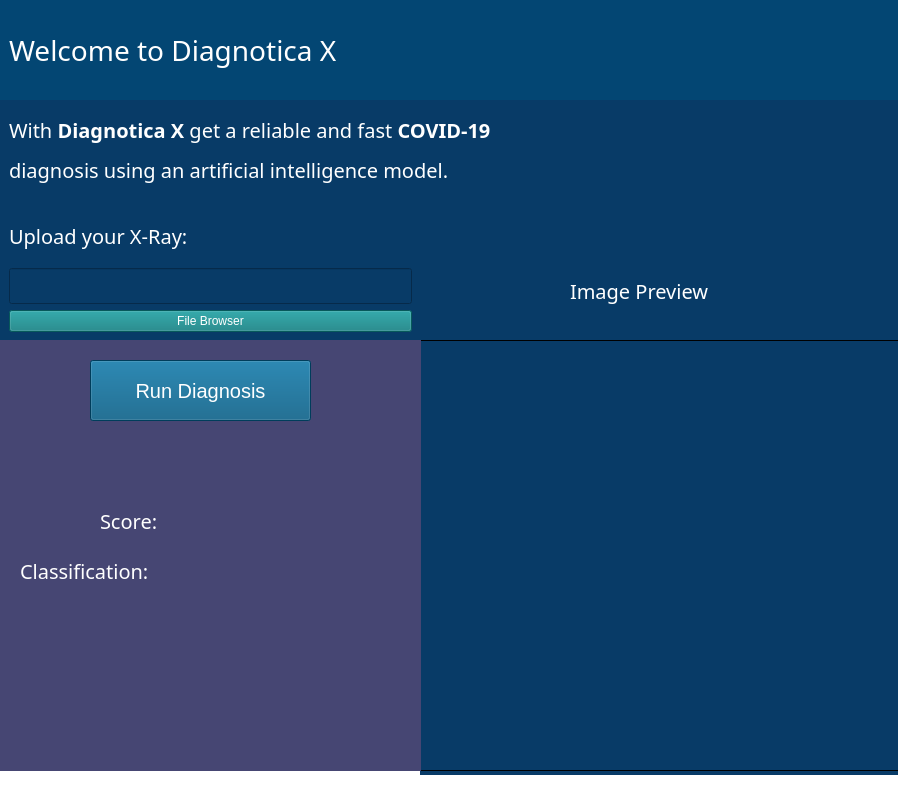
This is gui_app.ui in Ramseths/diagnoticaX-sigmahacks as Qt 5 draws it before an edit. The edited form follows.
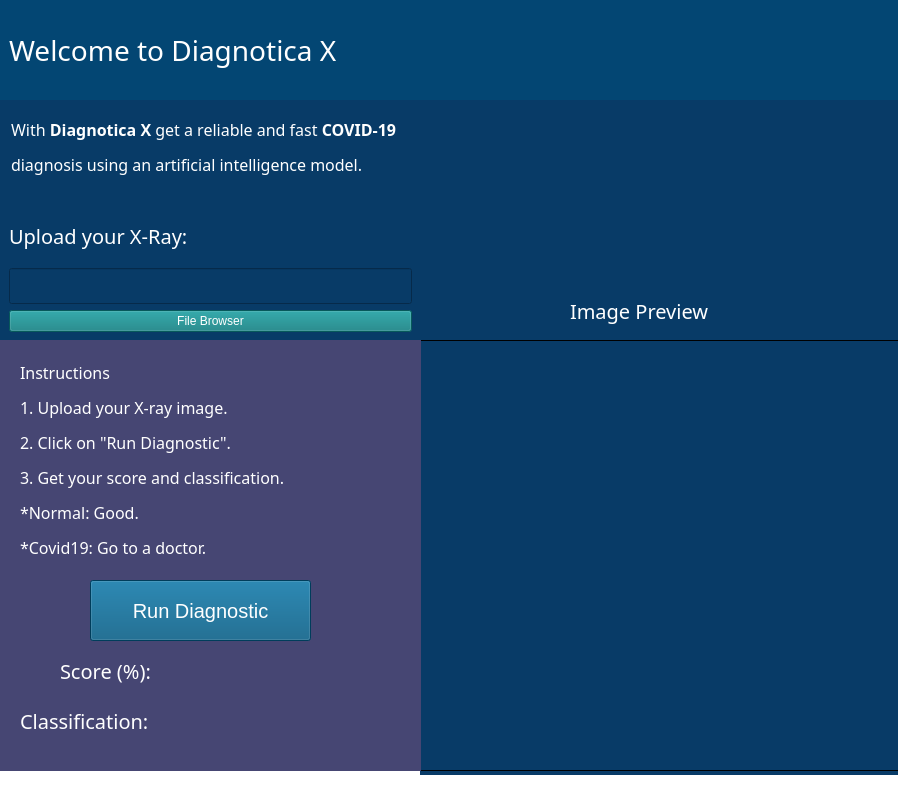
This is the edited form.

```diff
--- a/gui_app.ui
+++ b/gui_app.ui
@@ -76,13 +76,19 @@
      <string notr="true">background-color: rgb(3, 70, 115);
 background-color: rgb(8, 59, 103);</string>
     </property>
-    <layout class="QVBoxLayout" name="verticalLayout_3">
-     <item>
       <widget class="QLabel" name="label_2">
+     <property name="geometry">
+      <rect>
+       <x>11</x>
+       <y>11</y>
+       <width>481</width>
+       <height>72</height>
+      </rect>
+     </property>
        <property name="font">
         <font>
          <family>Bahnschrift Light</family>
-         <pointsize>15</pointsize>
+       <pointsize>12</pointsize>
         </font>
        </property>
        <property name="styleSheet">
@@ -101,8 +107,6 @@
         <enum>Qt::RichText</enum>
        </property>
       </widget>
-     </item>
-    </layout>
    </widget>
    <widget class="QFrame" name="verticalFrame_3">
     <property name="geometry">
@@ -215,9 +219,9 @@
      <property name="geometry">
       <rect>
        <x>150</x>
-       <y>50</y>
+       <y>90</y>
        <width>211</width>
-       <height>81</height>
+       <height>41</height>
       </rect>
      </property>
      <property name="font">
@@ -259,7 +263,7 @@
      <property name="geometry">
       <rect>
        <x>90</x>
-       <y>20</y>
+       <y>240</y>
        <width>221</width>
        <height>61</height>
       </rect>
@@ -277,7 +281,7 @@
 background-color: rgb(0, 85, 127);</string>
      </property>
      <property name="text">
-      <string>Run Diagnosis</string>
+      <string>Run Diagnostic</string>
      </property>
      <property name="default">
       <bool>false</bool>
@@ -289,9 +293,9 @@
     <widget class="QLabel" name="label_6">
      <property name="geometry">
       <rect>
-       <x>100</x>
-       <y>160</y>
-       <width>81</width>
+       <x>60</x>
+       <y>310</y>
+       <width>111</width>
        <height>41</height>
       </rect>
      </property>
@@ -311,14 +315,14 @@
       <enum>QFrame::Sunken</enum>
      </property>
      <property name="text">
-      <string>Score:</string>
+      <string>Score (%):</string>
      </property>
     </widget>
     <widget class="QLabel" name="label_7">
      <property name="geometry">
       <rect>
        <x>20</x>
-       <y>210</y>
+       <y>360</y>
        <width>161</width>
        <height>41</height>
       </rect>
@@ -346,7 +350,7 @@
      <property name="geometry">
       <rect>
        <x>180</x>
-       <y>160</y>
+       <y>310</y>
        <width>81</width>
        <height>41</height>
       </rect>
@@ -374,7 +378,7 @@
      <property name="geometry">
       <rect>
        <x>180</x>
-       <y>210</y>
+       <y>360</y>
        <width>81</width>
        <height>41</height>
       </rect>
@@ -398,6 +402,37 @@
       <string/>
      </property>
     </widget>
+    <widget class="QLabel" name="label_3">
+     <property name="geometry">
+      <rect>
+       <x>20</x>
+       <y>20</y>
+       <width>381</width>
+       <height>201</height>
+      </rect>
+     </property>
+     <property name="font">
+      <font>
+       <family>Bahnschrift Light</family>
+       <pointsize>12</pointsize>
+      </font>
+     </property>
+     <property name="styleSheet">
+      <string notr="true">color: rgb(255, 255, 255);</string>
+     </property>
+     <property name="frameShape">
+      <enum>QFrame::NoFrame</enum>
+     </property>
+     <property name="frameShadow">
+      <enum>QFrame::Sunken</enum>
+     </property>
+     <property name="text">
+      <string>&lt;html&gt;&lt;head/&gt;&lt;body&gt;&lt;p&gt;Instructions&lt;/p&gt;&lt;p&gt;1. Upload your X-ray image.&lt;/p&gt;&lt;p&gt;2. Click on &amp;quot;Run Diagnostic&amp;quot;.&lt;/p&gt;&lt;p&gt;3. Get your score and classification.&lt;/p&gt;&lt;p&gt;*Normal: Good.&lt;/p&gt;&lt;p&gt;*Covid19: Go to a doctor. &lt;/p&gt;&lt;/body&gt;&lt;/html&gt;</string>
+     </property>
+     <property name="textFormat">
+      <enum>Qt::RichText</enum>
+     </property>
+    </widget>
    </widget>
   </widget>
   <widget class="QStatusBar" name="statusbar"/>
```
Left out of the diff: 3 changed lines with no effect on the pictures. Lines whose indentation alone changed are shown as unchanged.
